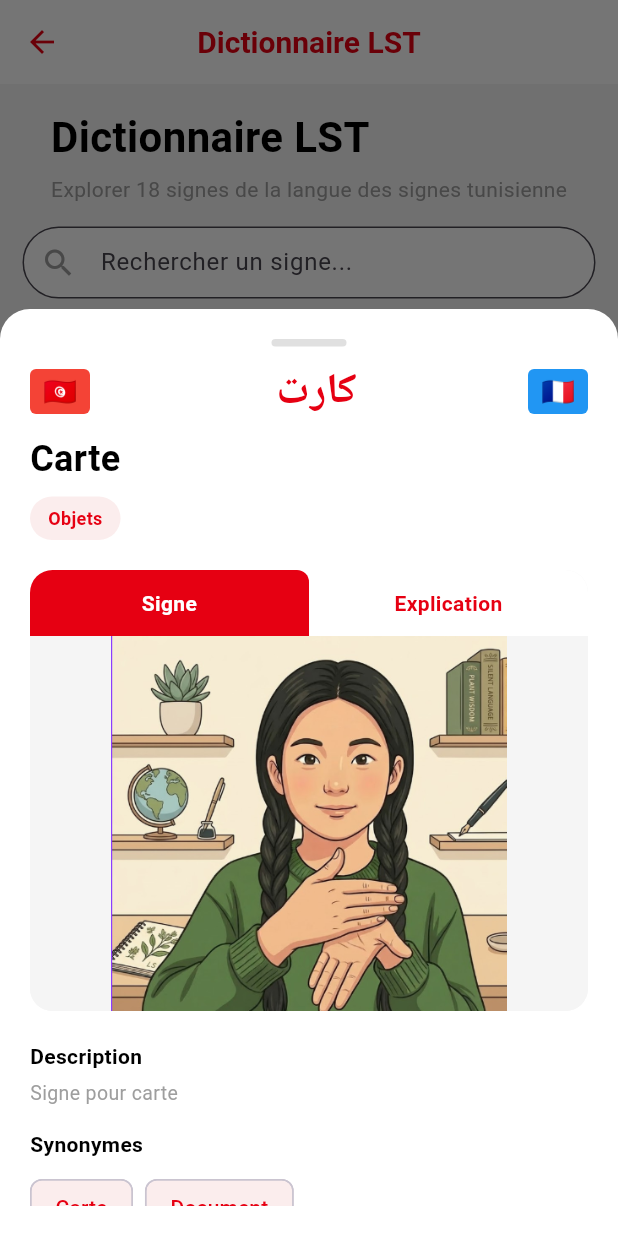
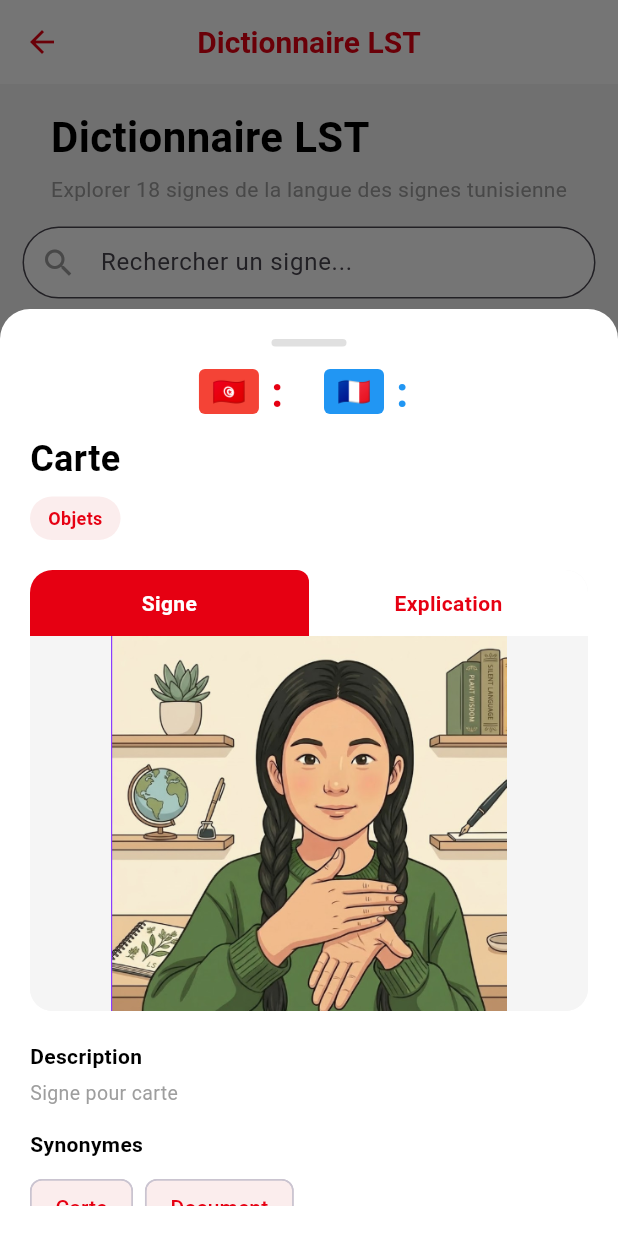
Before and after one commit to maycem204/TSL, a Flutter app: the DictionaryPage screen opened directly, after a tap on "🇫🇷", on a phone screen of 412 x 824 dp. Run offline on Flutter 3.47's test engine with Material 3 defaults, Android fonts, the phone set to English and light mode, and no system bars; our stand-ins replace cloud_firestore, firebase_auth, firebase_core, shared_preferences; missing offline and left inert: dart:html; accounts and stored records are empty; network calls fail.

Commit message:
Correction dictionnaire: affichage simple des deux langues
🎯 Correction demandée :
- Affichage simple des deux mots avec drapeaux dans la modal
- Format: 🇹🇳 : mot_tunisien    🇫🇷 : mot_français
- Extraction automatique depuis les noms de dossiers (ex: carta-carte)
- Premier mot = tunisien, deuxième mot = français

📱 Modifications :
- Fonction _extractWordsFromPath() pour extraire les mots
- Affichage simplifié avec drapeaux et deux-points
- Suppression des drapeaux dans la grille principale
- Uniquement dans la modal du dictionnaire

✅ Résultat :
- 🇹🇳 : D.A.R.     🇫🇷 : maison
- 🇹🇳 : ommi       🇫🇷 : maman
- 🇹🇳 : intikhabet 🇫🇷 : election
- Fonctionne automatiquement pour tous les 18 signes

```diff
--- a/lib/pages/dictionary_page.dart
+++ b/lib/pages/dictionary_page.dart
@@ -228,44 +228,22 @@ class _DictionaryPageState extends State<DictionaryPage> {
     return ["Tous", "Objets", "Lieux", "Famille", "Mois", "Actions", "Personnes", "Transport"];
   }
 
-  // Fonction pour obtenir la couleur du pays
-  Color _getCountryColor(String title) {
-    switch (title) {
-      case "Carte":
-      case "Maison":
-      case "Café":
-      case "Centre":
-      case "Municipalité":
-        return Colors.blue;
-      case "Maman":
-      case "Soeur":
-      case "Grand-mère":
-      case "Nom":
-      case "Entendant":
-        return Colors.red;
-      default:
-        return Colors.grey;
+  // Fonction pour extraire le mot et la langue depuis le nom du dossier
+  Map<String, String> _extractWordsFromPath(String imagePath) {
+    // Extraire le nom du dossier (ex: "carta-carte" -> ["carta", "carte"])
+    final folderName = imagePath.split('/').last; // Récupère "carta-carte"
+    final parts = folderName.split('-'); // Sépare ["carta", "carte"]
+
+    if (parts.length >= 2) {
+      return {
+        'tunisien': parts[0], // Premier mot = tunisien
+        'francais': parts[1],  // Deuxième mot = français
+      };
     }
-  }
-
-  // Fonction pour obtenir l'emoji du drapeau
-  String _getCountryEmoji(String title) {
-    switch (title) {
-      case "Carte":
-      case "Maison":
-      case "Café":
-      case "Centre":
-      case "Municipalité":
-        return '🇫🇷';
-      case "Maman":
-      case "Soeur":
-      case "Grand-mère":
-      case "Nom":
-      case "Entendant":
-        return '🇹🇳';
-      default:
-        return '';
-    }
+    return {
+      'tunisien': '',
+      'francais': '',
+    };
   }
 
   List<Sign> get filteredSigns {
@@ -308,7 +286,9 @@ class _DictionaryPageState extends State<DictionaryPage> {
                 Row(
                   mainAxisAlignment: MainAxisAlignment.center,
                   children: [
-                    // Drapeau Tunisie
+                    // Drapeau Tunisie + mot tunisien
+                    Row(
+                      children: [
                         Container(
                           width: 40,
                           height: 30,
@@ -326,20 +306,21 @@ class _DictionaryPageState extends State<DictionaryPage> {
                             ),
                           ),
                         ),
-                    const SizedBox(width: 10),
-                    // Mot en arabe
-                    Expanded(
-                      child: Text(
-                        sign.arabicWord,
-                        textAlign: TextAlign.center,
+                        const SizedBox(width: 8),
+                        Text(
+                          ": ${_extractWordsFromPath(sign.imagePath)['tunisien'] ?? ''}",
                           style: const TextStyle(
                             fontSize: 28,
                             fontWeight: FontWeight.bold,
                             color: primaryRed,
                           ),
                         ),
+                      ],
                     ),
-                    // Drapeau France
+                    const SizedBox(width: 20),
+                    // Drapeau France + mot français
+                    Row(
+                      children: [
                         Container(
                           width: 40,
                           height: 30,
@@ -356,6 +337,17 @@ class _DictionaryPageState extends State<DictionaryPage> {
                               ),
                             ),
                           ),
+                        ),
+                        const SizedBox(width: 8),
+                        Text(
+                          ": ${_extractWordsFromPath(sign.imagePath)['francais'] ?? ''}",
+                          style: const TextStyle(
+                            fontSize: 28,
+                            fontWeight: FontWeight.bold,
+                            color: Colors.blue,
+                          ),
+                        ),
+                      ],
                     ),
                   ],
                 ),
@@ -744,14 +736,14 @@ class _DictionaryPageState extends State<DictionaryPage> {
                                           width: 24,
                                           height: 16,
                                           decoration: BoxDecoration(
-                                            color: _getCountryColor(sign.title),
+                                            color: Colors.blue,
                                             borderRadius: BorderRadius.circular(2),
                                             border: Border.all(color: Colors.white, width: 1),
                                           ),
-                                          child: Center(
+                                          child: const Center(
                                             child: Text(
-                                              _getCountryEmoji(sign.title),
-                                              style: const TextStyle(
+                                              '🇫🇷',
+                                              style: TextStyle(
                                                 fontSize: 10,
                                                 fontWeight: FontWeight.bold,
                                               ),
```
Lines whose indentation alone changed are shown as unchanged.
